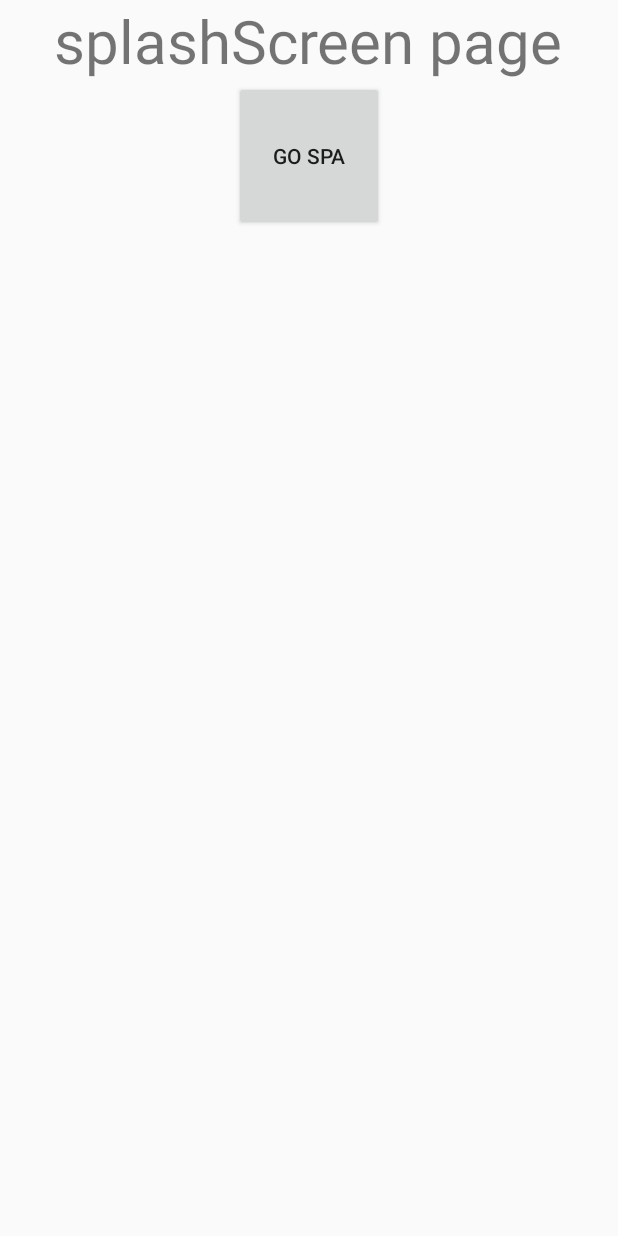
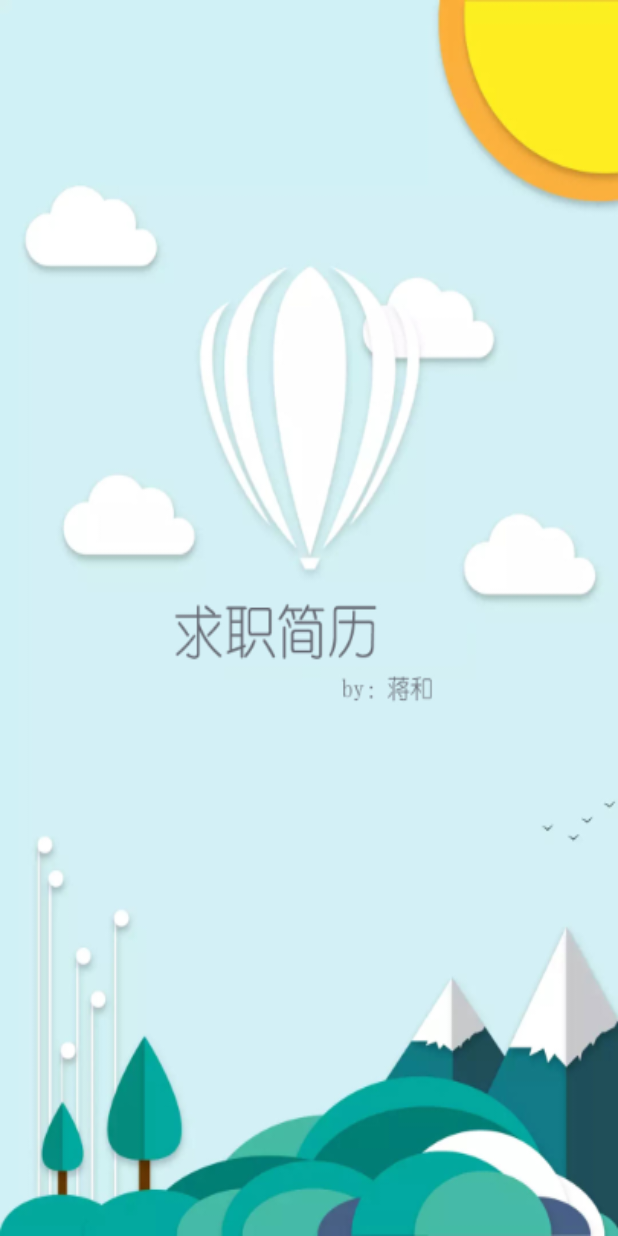
Before and after one commit to 372623460jh/jiangShow-android, an Android app: the layout activity_astest.xml on its own in the app's theme, with its tools: preview values and no code run, on a phone screen of 412 x 824 dp. Run offline under Robolectric (Android 15) with nearby library versions, the phone set to English and light mode, and no system bars.

Commit message:
修改闪屏页，取消白屏

```diff
--- a/app/src/main/java/com/jianghe/jiangshow/WebViewActivity.java
+++ b/app/src/main/java/com/jianghe/jiangshow/WebViewActivity.java
@@ -2,6 +2,7 @@ package com.jianghe.jiangshow;
 
 import android.app.Activity;
 import android.os.Bundle;
+import android.view.WindowManager;
 import android.webkit.ValueCallback;
 import android.webkit.WebChromeClient;
 import android.webkit.WebView;
@@ -22,6 +23,7 @@ public class WebViewActivity extends Activity {
         currentActivity = this;
         StartScreen.show(this, true);
         super.onCreate(savedInstanceState);
+        this.getWindow().setFlags(WindowManager.LayoutParams.FLAG_FULLSCREEN, WindowManager.LayoutParams.FLAG_FULLSCREEN);//去掉信息栏
         setContentView(R.layout.activity_jiangshow);
 
         /**
--- a/app/src/main/res/layout/activity_astest.xml
+++ b/app/src/main/res/layout/activity_astest.xml
@@ -1,22 +1,16 @@
 <?xml version="1.0" encoding="utf-8"?>
 <LinearLayout xmlns:android="http://schemas.android.com/apk/res/android"
-    android:layout_width="fill_parent"
-    android:layout_height="fill_parent"
+    android:layout_width="match_parent"
+    android:layout_height="match_parent"
+    android:background="@mipmap/sp"
+    android:gravity="center_horizontal"
     android:orientation="vertical">
 
-    <TextView
-        android:id="@+id/text1"
-        android:layout_width="wrap_content"
-        android:layout_height="wrap_content"
-        android:layout_gravity="center_horizontal"
-        android:text="splashScreen page"
-        android:textSize="40sp"></TextView>
+</LinearLayout>
+    <!--<LinearLayout xmlns:android="http://schemas.android.com/apk/res/android"--><!--android:layout_width="fill_parent"--><!--android:layout_height="fill_parent"--><!--android:orientation="vertical">-->
 
-    <Button
-        android:id="@+id/btn2"
-        android:layout_width="100dp"
-        android:layout_height="100dp"
-        android:layout_gravity="center_horizontal"
-        android:text="go spa"></Button>
+    <!--<TextView--><!--android:id="@+id/text1"--><!--android:layout_width="wrap_content"--><!--android:layout_height="wrap_content"--><!--android:layout_gravity="center_horizontal"--><!--android:text="splashScreen page"--><!--android:textSize="40sp"></TextView>-->
 
-</LinearLayout>
+    <!--<Button--><!--android:id="@+id/btn2"--><!--android:layout_width="100dp"--><!--android:layout_height="100dp"--><!--android:layout_gravity="center_horizontal"--><!--android:text="go spa"></Button>-->
+
+    <!--</LinearLayout>-->
--- a/app/src/main/res/layout/start_screen.xml
+++ b/app/src/main/res/layout/start_screen.xml
@@ -1,9 +1,8 @@
 <?xml version="1.0" encoding="UTF-8"?>
 <LinearLayout xmlns:android="http://schemas.android.com/apk/res/android"
-    android:id="@+id/add_friend"
     android:layout_width="match_parent"
     android:layout_height="match_parent"
-    android:background="#123123"
+    android:background="@mipmap/sp"
     android:gravity="center_horizontal"
     android:orientation="vertical">
 
--- a/app/src/main/res/values/strings.xml
+++ b/app/src/main/res/values/strings.xml
@@ -1,4 +1,4 @@
 <resources>
-    <string name="app_name">jiangShow</string>
+    <string name="app_name">蒋和</string>
     <string name="action_settings">Settings</string>
 </resources>
```
Also changed, not shown: app/src/main/AndroidManifest.xml (+5 -5 lines), app/src/main/java/com/jianghe/jiangshow/MainActivity.java (+12 -28 lines), app/src/main/res/values/styles.xml (+17 -0 lines), app/src/main/res/mipmap-hdpi/icon.png (added), app/src/main/res/mipmap-mdpi/icon.png (added), app/src/main/res/mipmap-xhdpi/icon.png (added), app/src/main/res/mipmap-xxhdpi/icon.png (added), app/src/main/res/mipmap-xxxhdpi/icon.png (added), app/src/main/res/mipmap-xxxhdpi/sp.jpg (added).
